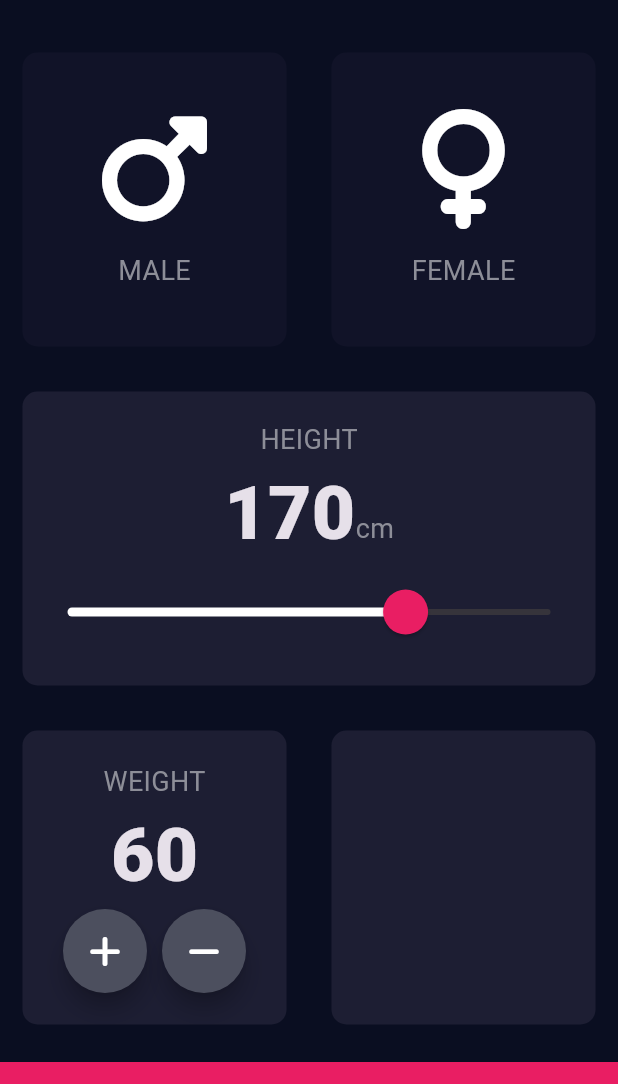
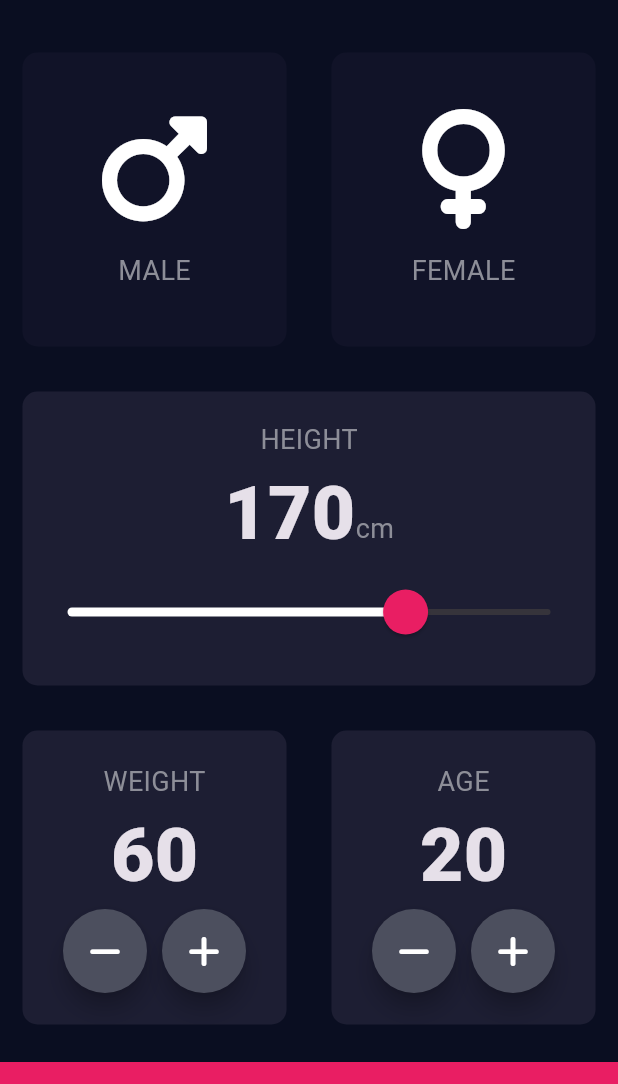
Before and after one commit to tnt-exe/bmi_cal, a Flutter app: the screen it shows after launch, on a phone screen of 412 x 824 dp, the part 54-1138 px from its top. Run offline on Flutter 3.47's test engine with Material 3 defaults, Android fonts, the phone set to English and light mode, and no system bars; our stand-ins replace font_awesome_flutter.

Commit message:
feat: add age card, also switch side of plus and minus button
before: plus left - minus right
after: plus right - minus left

```diff
--- a/lib/home.dart
+++ b/lib/home.dart
@@ -19,7 +19,8 @@ class HomePage extends StatefulWidget {
 class _HomePageState extends State<HomePage> {
   Gender? selectedGender;
   double height = 170;
-  double weight = 60;
+  int weight = 60;
+  int age = 20;
 
   @override
   Widget build(BuildContext context) {
@@ -138,17 +139,17 @@ class _HomePageState extends State<HomePage> {
                           style: kLabelTextStyle,
                         ),
                         Text(
-                          weight.round().toInt().toString(),
+                          weight.toString(),
                           style: kNumberTextStyle,
                         ),
                         Row(
                           mainAxisAlignment: MainAxisAlignment.center,
                           children: [
                             RoundIconButton(
-                              icon: FontAwesomeIcons.plus,
+                              icon: FontAwesomeIcons.minus,
                               onPressed: () {
                                 setState(() {
-                                  weight++;
+                                  weight--;
                                 });
                               },
                             ),
@@ -156,10 +157,10 @@ class _HomePageState extends State<HomePage> {
                               width: 10,
                             ),
                             RoundIconButton(
-                              icon: FontAwesomeIcons.minus,
+                              icon: FontAwesomeIcons.plus,
                               onPressed: () {
                                 setState(() {
-                                  weight--;
+                                  weight++;
                                 });
                               },
                             ),
@@ -169,9 +170,46 @@ class _HomePageState extends State<HomePage> {
                     ),
                   ),
                 ),
-                const Expanded(
+                Expanded(
                   child: BmiCard(
                     color: kActiveCardColor,
+                    child: Column(
+                      mainAxisAlignment: MainAxisAlignment.center,
+                      children: [
+                        const Text(
+                          "AGE",
+                          style: kLabelTextStyle,
+                        ),
+                        Text(
+                          age.toString(),
+                          style: kNumberTextStyle,
+                        ),
+                        Row(
+                          mainAxisAlignment: MainAxisAlignment.center,
+                          children: [
+                            RoundIconButton(
+                              icon: FontAwesomeIcons.minus,
+                              onPressed: () {
+                                setState(() {
+                                  age--;
+                                });
+                              },
+                            ),
+                            const SizedBox(
+                              width: 10,
+                            ),
+                            RoundIconButton(
+                              icon: FontAwesomeIcons.plus,
+                              onPressed: () {
+                                setState(() {
+                                  age++;
+                                });
+                              },
+                            ),
+                          ],
+                        ),
+                      ],
+                    ),
                   ),
                 ),
               ],
```
